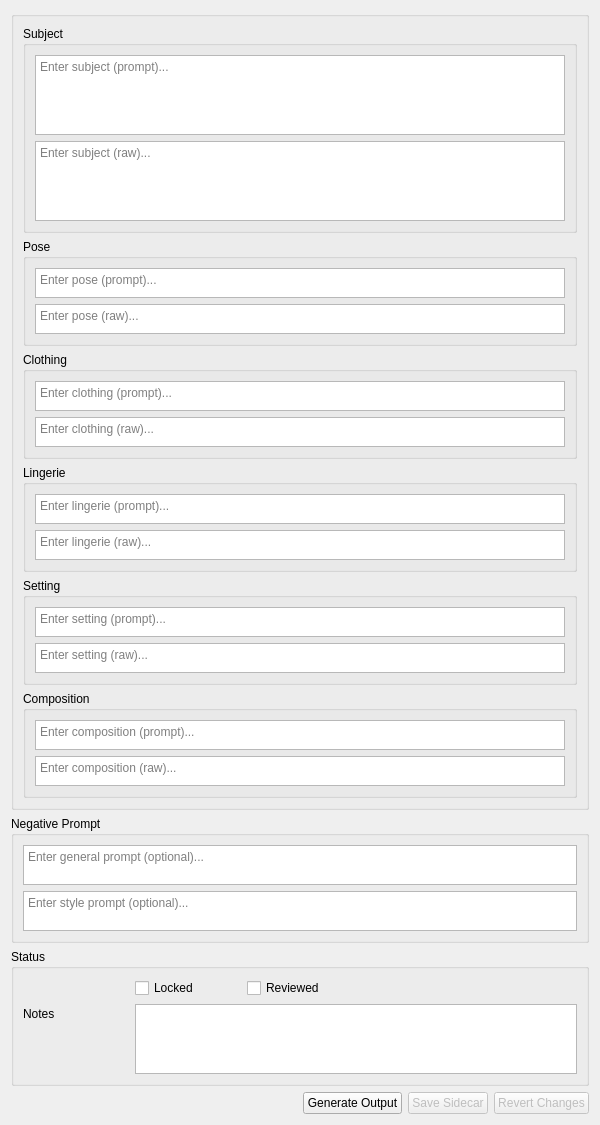
First picture: the form in Qt/widgets/editorPanel.ui, repository Glawster/sidecarEditor, before the edit.
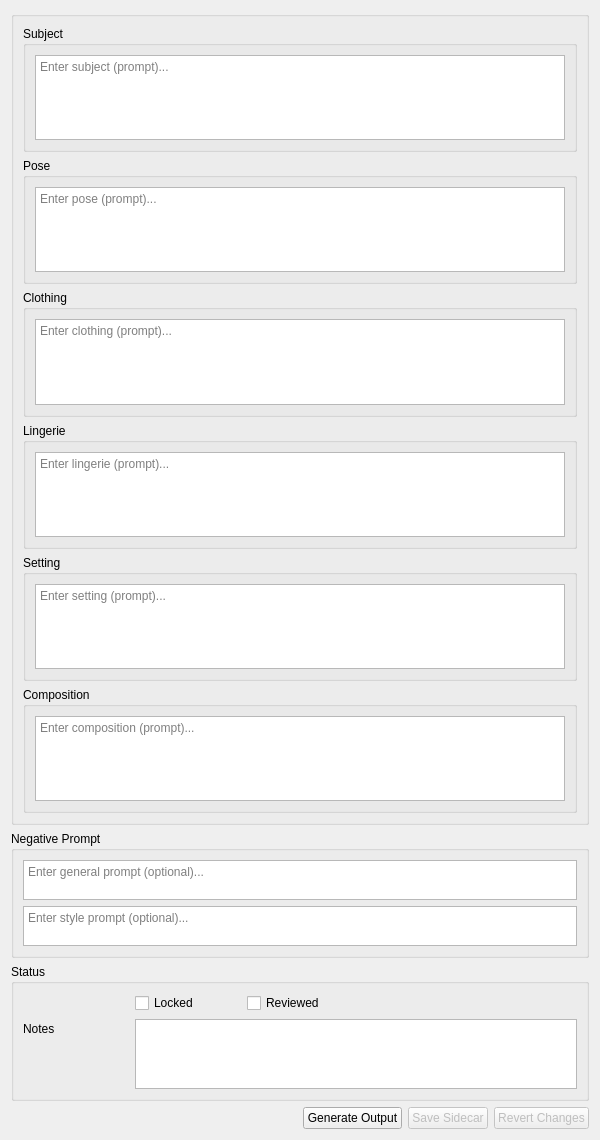
Second picture: the form after the edit.

Commit message: Move loadSidecar and saveSidecat to the editorPanel

What changed in the file:
```diff
--- a/Qt/widgets/editorPanel.ui
+++ b/Qt/widgets/editorPanel.ui
@@ -7,7 +7,7 @@
     <x>0</x>
     <y>0</y>
     <width>600</width>
-    <height>1050</height>
+    <height>1140</height>
    </rect>
   </property>
   <property name="windowTitle">
@@ -39,19 +39,6 @@
            </property>
           </widget>
          </item>
-         <item row="1" column="0">
-          <widget class="QTextEdit" name="txtSubjectRaw">
-           <property name="minimumSize">
-            <size>
-             <width>0</width>
-             <height>80</height>
-            </size>
-           </property>
-           <property name="placeholderText">
-            <string>Enter subject (raw)...</string>
-           </property>
-          </widget>
-         </item>
         </layout>
        </widget>
       </item>
@@ -61,19 +48,6 @@
          <string>Pose</string>
         </property>
         <layout class="QGridLayout" name="gridLayout_5">
-         <item row="1" column="0">
-          <widget class="QTextEdit" name="txtPoseRaw">
-           <property name="minimumSize">
-            <size>
-             <width>0</width>
-             <height>30</height>
-            </size>
-           </property>
-           <property name="placeholderText">
-            <string>Enter pose (raw)...</string>
-           </property>
-          </widget>
-         </item>
          <item row="0" column="0">
           <widget class="QTextEdit" name="txtPosePrompt">
            <property name="minimumSize">
@@ -109,19 +83,6 @@
            </property>
           </widget>
          </item>
-         <item row="1" column="0">
-          <widget class="QTextEdit" name="txtClothingRaw">
-           <property name="minimumSize">
-            <size>
-             <width>0</width>
-             <height>30</height>
-            </size>
-           </property>
-           <property name="placeholderText">
-            <string>Enter clothing (raw)...</string>
-           </property>
-          </widget>
-         </item>
         </layout>
        </widget>
       </item>
@@ -144,19 +105,6 @@
            </property>
           </widget>
          </item>
-         <item row="1" column="0">
-          <widget class="QTextEdit" name="txtLingerieRaw">
-           <property name="minimumSize">
-            <size>
-             <width>0</width>
-             <height>30</height>
-            </size>
-           </property>
-           <property name="placeholderText">
-            <string>Enter lingerie (raw)...</string>
-           </property>
-          </widget>
-         </item>
         </layout>
        </widget>
       </item>
@@ -166,19 +114,6 @@
          <string>Setting</string>
         </property>
         <layout class="QGridLayout" name="gridLayout_8">
-         <item row="1" column="0">
-          <widget class="QTextEdit" name="txtSettingRaw">
-           <property name="minimumSize">
-            <size>
-             <width>0</width>
-             <height>30</height>
-            </size>
-           </property>
-           <property name="placeholderText">
-            <string>Enter setting (raw)...</string>
-           </property>
-          </widget>
-         </item>
          <item row="0" column="0">
           <widget class="QTextEdit" name="txtSettingPrompt">
            <property name="minimumSize">
@@ -214,19 +149,6 @@
            </property>
           </widget>
          </item>
-         <item row="1" column="0">
-          <widget class="QTextEdit" name="txtCompositionRaw">
-           <property name="minimumSize">
-            <size>
-             <width>0</width>
-             <height>30</height>
-            </size>
-           </property>
-           <property name="placeholderText">
-            <string>Enter composition (raw)...</string>
-           </property>
-          </widget>
-         </item>
         </layout>
        </widget>
       </item>
```
The commit also changes 4 other files.
